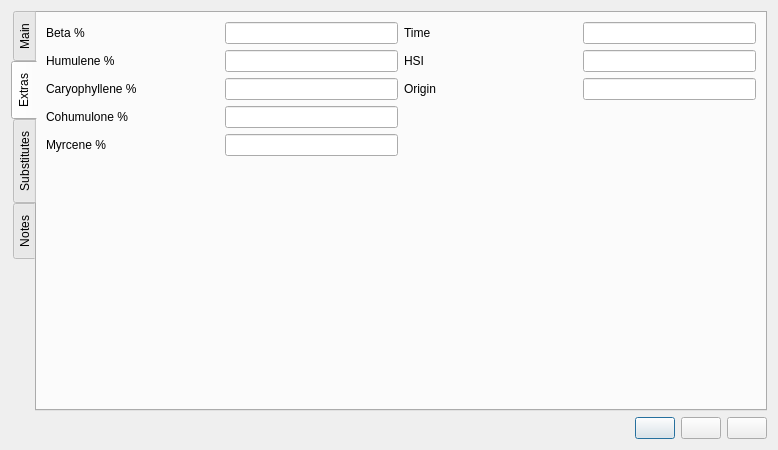
Before: the Qt Designer form ui/hopEditor.ui in Brewken/brewken, drawn with Qt 5.
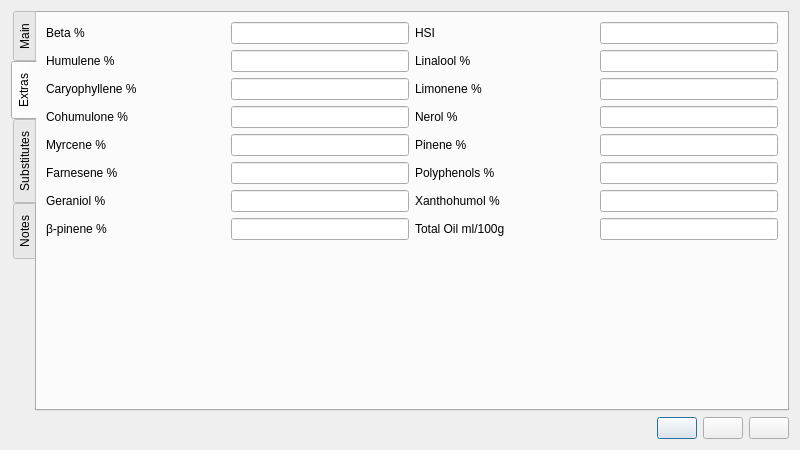
After: the same form once the commit is applied. The open tabs and pages were chosen to show the change. Icons and pictures are not drawn. Custom widgets are drawn as their Qt base class.

```diff
--- a/ui/hopEditor.ui
+++ b/ui/hopEditor.ui
@@ -6,7 +6,7 @@
    <rect>
     <x>0</x>
     <y>0</y>
-    <width>778</width>
+    <width>800</width>
     <height>450</height>
    </rect>
   </property>
@@ -251,14 +251,118 @@
          </property>
         </widget>
        </item>
-      </layout>
-     </widget>
-     <widget class="QWidget" name="tabWidget_editorPage2">
-      <attribute name="title">
-       <string>Extras</string>
-      </attribute>
-      <layout class="QGridLayout" name="gridLayout_2">
-       <item row="0" column="2">
+       <item row="2" column="1">
+        <widget class="BtMassEdit" name="lineEdit_inventory">
+         <property name="sizePolicy">
+          <sizepolicy hsizetype="Expanding" vsizetype="Fixed">
+           <horstretch>0</horstretch>
+           <verstretch>0</verstretch>
+          </sizepolicy>
+         </property>
+         <property name="toolTip">
+          <string>Amount in inventory</string>
+         </property>
+         <property name="editField" stdset="0">
+          <string notr="true">inventory</string>
+         </property>
+        </widget>
+       </item>
+       <item row="3" column="0">
+        <widget class="QLabel" name="label_origin">
+         <property name="text">
+          <string>Origin</string>
+         </property>
+         <property name="buddy">
+          <cstring>lineEdit_origin</cstring>
+         </property>
+        </widget>
+       </item>
+       <item row="3" column="1">
+        <widget class="BtStringEdit" name="lineEdit_origin">
+         <property name="sizePolicy">
+          <sizepolicy hsizetype="Preferred" vsizetype="Fixed">
+           <horstretch>0</horstretch>
+           <verstretch>0</verstretch>
+          </sizepolicy>
+         </property>
+         <property name="toolTip">
+          <string>Origin</string>
+         </property>
+        </widget>
+       </item>
+       <item row="3" column="2">
+        <widget class="QLabel" name="label_year">
+         <property name="text">
+          <string>Year</string>
+         </property>
+         <property name="buddy">
+          <cstring>lineEdit_year</cstring>
+         </property>
+        </widget>
+       </item>
+       <item row="3" column="3">
+        <widget class="BtGenericEdit" name="lineEdit_year">
+         <property name="sizePolicy">
+          <sizepolicy hsizetype="Preferred" vsizetype="Fixed">
+           <horstretch>0</horstretch>
+           <verstretch>0</verstretch>
+          </sizepolicy>
+         </property>
+         <property name="toolTip">
+          <string>Year</string>
+         </property>
+         <property name="editField" stdset="0">
+          <string notr="true">year</string>
+         </property>
+        </widget>
+       </item>
+       <item row="4" column="0">
+        <widget class="QLabel" name="label_producer">
+         <property name="text">
+          <string>Producer</string>
+         </property>
+         <property name="buddy">
+          <cstring>lineEdit_producer</cstring>
+         </property>
+        </widget>
+       </item>
+       <item row="4" column="1">
+        <widget class="BtStringEdit" name="lineEdit_producer">
+         <property name="sizePolicy">
+          <sizepolicy hsizetype="Preferred" vsizetype="Fixed">
+           <horstretch>0</horstretch>
+           <verstretch>0</verstretch>
+          </sizepolicy>
+         </property>
+         <property name="toolTip">
+          <string>Producer</string>
+         </property>
+        </widget>
+       </item>
+       <item row="4" column="2">
+        <widget class="QLabel" name="label_product_id">
+         <property name="text">
+          <string>Product ID</string>
+         </property>
+         <property name="buddy">
+          <cstring>lineEdit_product_id</cstring>
+         </property>
+        </widget>
+       </item>
+       <item row="4" column="3">
+        <widget class="BtStringEdit" name="lineEdit_product_id">
+         <property name="sizePolicy">
+          <sizepolicy hsizetype="Preferred" vsizetype="Fixed">
+           <horstretch>0</horstretch>
+           <verstretch>0</verstretch>
+          </sizepolicy>
+         </property>
+         <property name="toolTip">
+          <string>Product ID</string>
+         </property>
+        </widget>
+       </item>
+       <item row="5" column="0">
         <widget class="BtTimeLabel" name="label_time">
          <property name="contextMenuPolicy">
           <enum>Qt::CustomContextMenu</enum>
@@ -271,84 +375,7 @@
          </property>
         </widget>
        </item>
-       <item row="6" column="1">
-        <widget class="BtGenericEdit" name="lineEdit_cohumulone">
-         <property name="sizePolicy">
-          <sizepolicy hsizetype="Preferred" vsizetype="Fixed">
-           <horstretch>0</horstretch>
-           <verstretch>0</verstretch>
-          </sizepolicy>
-         </property>
-         <property name="toolTip">
-          <string>Cohumulone</string>
-         </property>
-         <property name="editField" stdset="0">
-          <string notr="true">cohumulone_pct</string>
-         </property>
-        </widget>
-       </item>
-       <item row="7" column="1">
-        <widget class="BtGenericEdit" name="lineEdit_myrcene">
-         <property name="sizePolicy">
-          <sizepolicy hsizetype="Preferred" vsizetype="Fixed">
-           <horstretch>0</horstretch>
-           <verstretch>0</verstretch>
-          </sizepolicy>
-         </property>
-         <property name="toolTip">
-          <string>Myrcene</string>
-         </property>
-         <property name="editField" stdset="0">
-          <string notr="true">myrcene_pct</string>
-         </property>
-        </widget>
-       </item>
-       <item row="8" column="0">
-        <spacer name="verticalSpacer_3">
-         <property name="orientation">
-          <enum>Qt::Vertical</enum>
-         </property>
-         <property name="sizeHint" stdset="0">
-          <size>
-           <width>20</width>
-           <height>40</height>
-          </size>
-         </property>
-        </spacer>
-       </item>
-       <item row="6" column="0">
-        <widget class="QLabel" name="label_cohumulone">
-         <property name="sizePolicy">
-          <sizepolicy hsizetype="Minimum" vsizetype="Preferred">
-           <horstretch>0</horstretch>
-           <verstretch>0</verstretch>
-          </sizepolicy>
-         </property>
-         <property name="text">
-          <string>Cohumulone %</string>
-         </property>
-         <property name="buddy">
-          <cstring>lineEdit_cohumulone</cstring>
-         </property>
-        </widget>
-       </item>
-       <item row="7" column="0">
-        <widget class="QLabel" name="label_myrcene">
-         <property name="sizePolicy">
-          <sizepolicy hsizetype="Minimum" vsizetype="Preferred">
-           <horstretch>0</horstretch>
-           <verstretch>0</verstretch>
-          </sizepolicy>
-         </property>
-         <property name="text">
-          <string>Myrcene %</string>
-         </property>
-         <property name="buddy">
-          <cstring>lineEdit_myrcene</cstring>
-         </property>
-        </widget>
-       </item>
-       <item row="0" column="3">
+       <item row="5" column="1">
         <widget class="BtTimeEdit" name="lineEdit_time">
          <property name="sizePolicy">
           <sizepolicy hsizetype="Preferred" vsizetype="Fixed">
@@ -364,55 +391,13 @@
          </property>
         </widget>
        </item>
-       <item row="1" column="2">
-        <widget class="QLabel" name="label_HSI">
-         <property name="text">
-          <string>HSI</string>
-         </property>
-         <property name="buddy">
-          <cstring>lineEdit_HSI</cstring>
-         </property>
-        </widget>
-       </item>
-       <item row="1" column="3">
-        <widget class="BtGenericEdit" name="lineEdit_HSI">
-         <property name="sizePolicy">
-          <sizepolicy hsizetype="Preferred" vsizetype="Fixed">
-           <horstretch>0</horstretch>
-           <verstretch>0</verstretch>
-          </sizepolicy>
-         </property>
-         <property name="toolTip">
-          <string>Hop Stability/Storage index</string>
-         </property>
-         <property name="editField" stdset="0">
-          <string notr="true">hsi_pct</string>
-         </property>
-        </widget>
-       </item>
-       <item row="2" column="2">
-        <widget class="QLabel" name="label_origin">
-         <property name="text">
-          <string>Origin</string>
-         </property>
-         <property name="buddy">
-          <cstring>lineEdit_origin</cstring>
-         </property>
-        </widget>
-       </item>
-       <item row="2" column="3">
-        <widget class="BtStringEdit" name="lineEdit_origin">
-         <property name="sizePolicy">
-          <sizepolicy hsizetype="Preferred" vsizetype="Fixed">
-           <horstretch>0</horstretch>
-           <verstretch>0</verstretch>
-          </sizepolicy>
-         </property>
-         <property name="toolTip">
-          <string>Origin</string>
-         </property>
-        </widget>
-       </item>
+      </layout>
+     </widget>
+     <widget class="QWidget" name="tabWidget_editorPage2">
+      <attribute name="title">
+       <string>Extras</string>
+      </attribute>
+      <layout class="QGridLayout" name="gridLayout_2">
        <item row="0" column="0">
         <widget class="QLabel" name="label_beta">
          <property name="text">
@@ -439,6 +424,32 @@
          </property>
         </widget>
        </item>
+       <item row="0" column="2">
+        <widget class="QLabel" name="label_HSI">
+         <property name="text">
+          <string>HSI</string>
+         </property>
+         <property name="buddy">
+          <cstring>lineEdit_HSI</cstring>
+         </property>
+        </widget>
+       </item>
+       <item row="0" column="3">
+        <widget class="BtGenericEdit" name="lineEdit_HSI">
+         <property name="sizePolicy">
+          <sizepolicy hsizetype="Preferred" vsizetype="Fixed">
+           <horstretch>0</horstretch>
+           <verstretch>0</verstretch>
+          </sizepolicy>
+         </property>
+         <property name="toolTip">
+          <string>Hop Stability/Storage index</string>
+         </property>
+         <property name="editField" stdset="0">
+          <string notr="true">hsi_pct</string>
+         </property>
+        </widget>
+       </item>
        <item row="1" column="0">
         <widget class="QLabel" name="label_humulene">
          <property name="sizePolicy">
@@ -471,6 +482,38 @@
          </property>
         </widget>
        </item>
+       <item row="1" column="2">
+        <widget class="QLabel" name="label_linalool">
+         <property name="sizePolicy">
+          <sizepolicy hsizetype="Minimum" vsizetype="Preferred">
+           <horstretch>0</horstretch>
+           <verstretch>0</verstretch>
+          </sizepolicy>
+         </property>
+         <property name="text">
+          <string>Linalool %</string>
+         </property>
+         <property name="buddy">
+          <cstring>lineEdit_linalool</cstring>
+         </property>
+        </widget>
+       </item>
+       <item row="1" column="3">
+        <widget class="BtGenericEdit" name="lineEdit_linalool">
+         <property name="sizePolicy">
+          <sizepolicy hsizetype="Preferred" vsizetype="Fixed">
+           <horstretch>0</horstretch>
+           <verstretch>0</verstretch>
+          </sizepolicy>
+         </property>
+         <property name="toolTip">
+          <string>Linalool</string>
+         </property>
+         <property name="editField" stdset="0">
+          <string notr="true">linalool_pct</string>
+         </property>
+        </widget>
+       </item>
        <item row="2" column="0">
         <widget class="QLabel" name="label_caryophyllene">
          <property name="sizePolicy">
@@ -503,6 +546,371 @@
          </property>
         </widget>
        </item>
+       <item row="2" column="2">
+        <widget class="QLabel" name="label_limonene">
+         <property name="sizePolicy">
+          <sizepolicy hsizetype="Minimum" vsizetype="Preferred">
+           <horstretch>0</horstretch>
+           <verstretch>0</verstretch>
+          </sizepolicy>
+         </property>
+         <property name="text">
+          <string>Limonene %</string>
+         </property>
+         <property name="buddy">
+          <cstring>lineEdit_limonene</cstring>
+         </property>
+        </widget>
+       </item>
+       <item row="2" column="3">
+        <widget class="BtGenericEdit" name="lineEdit_limonene">
+         <property name="sizePolicy">
+          <sizepolicy hsizetype="Preferred" vsizetype="Fixed">
+           <horstretch>0</horstretch>
+           <verstretch>0</verstretch>
+          </sizepolicy>
+         </property>
+         <property name="toolTip">
+          <string>Limonene</string>
+         </property>
+         <property name="editField" stdset="0">
+          <string notr="true">limonene_pct</string>
+         </property>
+        </widget>
+       </item>
+       <item row="3" column="0">
+        <widget class="QLabel" name="label_cohumulone">
+         <property name="sizePolicy">
+          <sizepolicy hsizetype="Minimum" vsizetype="Preferred">
+           <horstretch>0</horstretch>
+           <verstretch>0</verstretch>
+          </sizepolicy>
+         </property>
+         <property name="text">
+          <string>Cohumulone %</string>
+         </property>
+         <property name="buddy">
+          <cstring>lineEdit_cohumulone</cstring>
+         </property>
+        </widget>
+       </item>
+       <item row="3" column="1">
+        <widget class="BtGenericEdit" name="lineEdit_cohumulone">
+         <property name="sizePolicy">
+          <sizepolicy hsizetype="Preferred" vsizetype="Fixed">
+           <horstretch>0</horstretch>
+           <verstretch>0</verstretch>
+          </sizepolicy>
+         </property>
+         <property name="toolTip">
+          <string>Cohumulone</string>
+         </property>
+         <property name="editField" stdset="0">
+          <string notr="true">cohumulone_pct</string>
+         </property>
+        </widget>
+       </item>
+       <item row="3" column="2">
+        <widget class="QLabel" name="label_nerol">
+         <property name="sizePolicy">
+          <sizepolicy hsizetype="Minimum" vsizetype="Preferred">
+           <horstretch>0</horstretch>
+           <verstretch>0</verstretch>
+          </sizepolicy>
+         </property>
+         <property name="text">
+          <string>Nerol %</string>
+         </property>
+         <property name="buddy">
+          <cstring>lineEdit_nerol</cstring>
+         </property>
+        </widget>
+       </item>
+       <item row="3" column="3">
+        <widget class="BtGenericEdit" name="lineEdit_nerol">
+         <property name="sizePolicy">
+          <sizepolicy hsizetype="Preferred" vsizetype="Fixed">
+           <horstretch>0</horstretch>
+           <verstretch>0</verstretch>
+          </sizepolicy>
+         </property>
+         <property name="toolTip">
+          <string>Nerol</string>
+         </property>
+         <property name="editField" stdset="0">
+          <string notr="true">nerol_pct</string>
+         </property>
+        </widget>
+       </item>
+       <item row="4" column="0">
+        <widget class="QLabel" name="label_myrcene">
+         <property name="sizePolicy">
+          <sizepolicy hsizetype="Minimum" vsizetype="Preferred">
+           <horstretch>0</horstretch>
+           <verstretch>0</verstretch>
+          </sizepolicy>
+         </property>
+         <property name="text">
+          <string>Myrcene %</string>
+         </property>
+         <property name="buddy">
+          <cstring>lineEdit_myrcene</cstring>
+         </property>
+        </widget>
+       </item>
+       <item row="4" column="1">
+        <widget class="BtGenericEdit" name="lineEdit_myrcene">
+         <property name="sizePolicy">
+          <sizepolicy hsizetype="Preferred" vsizetype="Fixed">
+           <horstretch>0</horstretch>
+           <verstretch>0</verstretch>
+          </sizepolicy>
+         </property>
+         <property name="toolTip">
+          <string>Myrcene</string>
+         </property>
+         <property name="editField" stdset="0">
+          <string notr="true">myrcene_pct</string>
+         </property>
+        </widget>
+       </item>
+       <item row="4" column="2">
+        <widget class="QLabel" name="label_pinene">
+         <property name="sizePolicy">
+          <sizepolicy hsizetype="Minimum" vsizetype="Preferred">
+           <horstretch>0</horstretch>
+           <verstretch>0</verstretch>
+          </sizepolicy>
+         </property>
+         <property name="text">
+          <string>Pinene %</string>
+         </property>
+         <property name="buddy">
+          <cstring>lineEdit_pinene</cstring>
+         </property>
+        </widget>
+       </item>
+       <item row="4" column="3">
+        <widget class="BtGenericEdit" name="lineEdit_pinene">
+         <property name="sizePolicy">
+          <sizepolicy hsizetype="Preferred" vsizetype="Fixed">
+           <horstretch>0</horstretch>
+           <verstretch>0</verstretch>
+          </sizepolicy>
+         </property>
+         <property name="toolTip">
+          <string>Pinene</string>
+         </property>
+         <property name="editField" stdset="0">
+          <string notr="true">pinene_pct</string>
+         </property>
+        </widget>
+       </item>
+       <item row="5" column="0">
+        <widget class="QLabel" name="label_farnesene">
+         <property name="sizePolicy">
+          <sizepolicy hsizetype="Minimum" vsizetype="Preferred">
+           <horstretch>0</horstretch>
+           <verstretch>0</verstretch>
+          </sizepolicy>
+         </property>
+         <property name="text">
+          <string>Farnesene %</string>
+         </property>
+         <property name="buddy">
+          <cstring>lineEdit_farnesene</cstring>
+         </property>
+        </widget>
+       </item>
+       <item row="5" column="1">
+        <widget class="BtGenericEdit" name="lineEdit_farnesene">
+         <property name="sizePolicy">
+          <sizepolicy hsizetype="Preferred" vsizetype="Fixed">
+           <horstretch>0</horstretch>
+           <verstretch>0</verstretch>
+          </sizepolicy>
+         </property>
+         <property name="toolTip">
+          <string>Farnesene</string>
+         </property>
+         <property name="editField" stdset="0">
+          <string notr="true">farnesene_pct</string>
+         </property>
+        </widget>
+       </item>
+       <item row="5" column="2">
+        <widget class="QLabel" name="label_polyphenols">
+         <property name="sizePolicy">
+          <sizepolicy hsizetype="Minimum" vsizetype="Preferred">
+           <horstretch>0</horstretch>
+           <verstretch>0</verstretch>
+          </sizepolicy>
+         </property>
+         <property name="text">
+          <string>Polyphenols %</string>
+         </property>
+         <property name="buddy">
+          <cstring>lineEdit_polyphenols</cstring>
+         </property>
+        </widget>
+       </item>
+       <item row="5" column="3">
+        <widget class="BtGenericEdit" name="lineEdit_polyphenols">
+         <property name="sizePolicy">
+          <sizepolicy hsizetype="Preferred" vsizetype="Fixed">
+           <horstretch>0</horstretch>
+           <verstretch>0</verstretch>
+          </sizepolicy>
+         </property>
+         <property name="toolTip">
+          <string>Polyphenols</string>
+         </property>
+         <property name="editField" stdset="0">
+          <string notr="true">polyphenols_pct</string>
+         </property>
+        </widget>
+       </item>
+       <item row="6" column="0">
+        <widget class="QLabel" name="label_geraniol">
+         <property name="sizePolicy">
+          <sizepolicy hsizetype="Minimum" vsizetype="Preferred">
+           <horstretch>0</horstretch>
+           <verstretch>0</verstretch>
+          </sizepolicy>
+         </property>
+         <property name="text">
+          <string>Geraniol %</string>
+         </property>
+         <property name="buddy">
+          <cstring>lineEdit_geraniol</cstring>
+         </property>
+        </widget>
+       </item>
+       <item row="6" column="1">
+        <widget class="BtGenericEdit" name="lineEdit_geraniol">
+         <property name="sizePolicy">
+          <sizepolicy hsizetype="Preferred" vsizetype="Fixed">
+           <horstretch>0</horstretch>
+           <verstretch>0</verstretch>
+          </sizepolicy>
+         </property>
+         <property name="toolTip">
+          <string>Geraniol</string>
+         </property>
+         <property name="editField" stdset="0">
+          <string notr="true">geraniol_pct</string>
+         </property>
+        </widget>
+       </item>
+       <item row="6" column="2">
+        <widget class="QLabel" name="label_xanthohumol">
+         <property name="sizePolicy">
+          <sizepolicy hsizetype="Minimum" vsizetype="Preferred">
+           <horstretch>0</horstretch>
+           <verstretch>0</verstretch>
+          </sizepolicy>
+         </property>
+         <property name="text">
+          <string>Xanthohumol %</string>
+         </property>
+         <property name="buddy">
+          <cstring>lineEdit_xanthohumol</cstring>
+         </property>
+        </widget>
+       </item>
+       <item row="6" column="3">
+        <widget class="BtGenericEdit" name="lineEdit_xanthohumol">
+         <property name="sizePolicy">
+          <sizepolicy hsizetype="Preferred" vsizetype="Fixed">
+           <horstretch>0</horstretch>
+           <verstretch>0</verstretch>
+          </sizepolicy>
+         </property>
+         <property name="toolTip">
+          <string>Xanthohumol</string>
+         </property>
+         <property name="editField" stdset="0">
+          <string notr="true">xanthohumol_pct</string>
+         </property>
+        </widget>
+       </item>
+       <item row="7" column="0">
+        <widget class="QLabel" name="label_b_pinene">
+         <property name="sizePolicy">
+          <sizepolicy hsizetype="Minimum" vsizetype="Preferred">
+           <horstretch>0</horstretch>
+           <verstretch>0</verstretch>
+          </sizepolicy>
+         </property>
+         <property name="text">
+          <string>β-pinene %</string>
+         </property>
+         <property name="buddy">
+          <cstring>lineEdit_b_pinene</cstring>
+         </property>
+        </widget>
+       </item>
+       <item row="7" column="1">
+        <widget class="BtGenericEdit" name="lineEdit_b_pinene">
+         <property name="sizePolicy">
+          <sizepolicy hsizetype="Preferred" vsizetype="Fixed">
+           <horstretch>0</horstretch>
+           <verstretch>0</verstretch>
+          </sizepolicy>
+         </property>
+         <property name="toolTip">
+          <string>β-pinene</string>
+         </property>
+         <property name="editField" stdset="0">
+          <string notr="true">b_pinene_pct</string>
+         </property>
+        </widget>
+       </item>
+       <item row="7" column="2">
+        <widget class="QLabel" name="label_total_oil_ml_per_100g">
+         <property name="sizePolicy">
+          <sizepolicy hsizetype="Minimum" vsizetype="Preferred">
+           <horstretch>0</horstretch>
+           <verstretch>0</verstretch>
+          </sizepolicy>
+         </property>
+         <property name="text">
+          <string>Total Oil ml/100g</string>
+         </property>
+         <property name="buddy">
+          <cstring>lineEdit_total_oil_ml_per_100g</cstring>
+         </property>
+        </widget>
+       </item>
+       <item row="7" column="3">
+        <widget class="BtGenericEdit" name="lineEdit_total_oil_ml_per_100g">
+         <property name="sizePolicy">
+          <sizepolicy hsizetype="Preferred" vsizetype="Fixed">
+           <horstretch>0</horstretch>
+           <verstretch>0</verstretch>
+          </sizepolicy>
+         </property>
+         <property name="toolTip">
+          <string>Total Oil ml/100g</string>
+         </property>
+         <property name="editField" stdset="0">
+          <string notr="true">total_oil_ml_per_100g</string>
+         </property>
+        </widget>
+       </item>
+       <item row="8" column="0">
+        <spacer name="verticalSpacer_3">
+         <property name="orientation">
+          <enum>Qt::Vertical</enum>
+         </property>
+         <property name="sizeHint" stdset="0">
+          <size>
+           <width>20</width>
+           <height>40</height>
+          </size>
+         </property>
+        </spacer>
+       </item>
       </layout>
      </widget>
      <widget class="QWidget" name="tabWidget_editorPage4">
```
Left out of the diff: 115 changed lines with no effect on the pictures.
